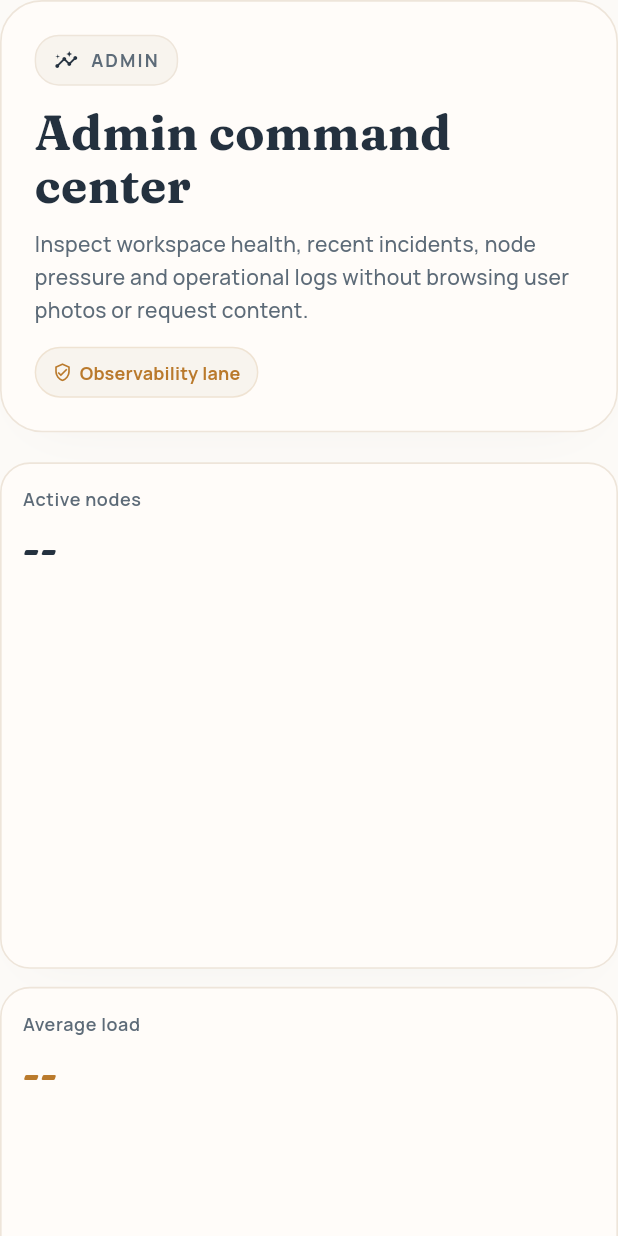
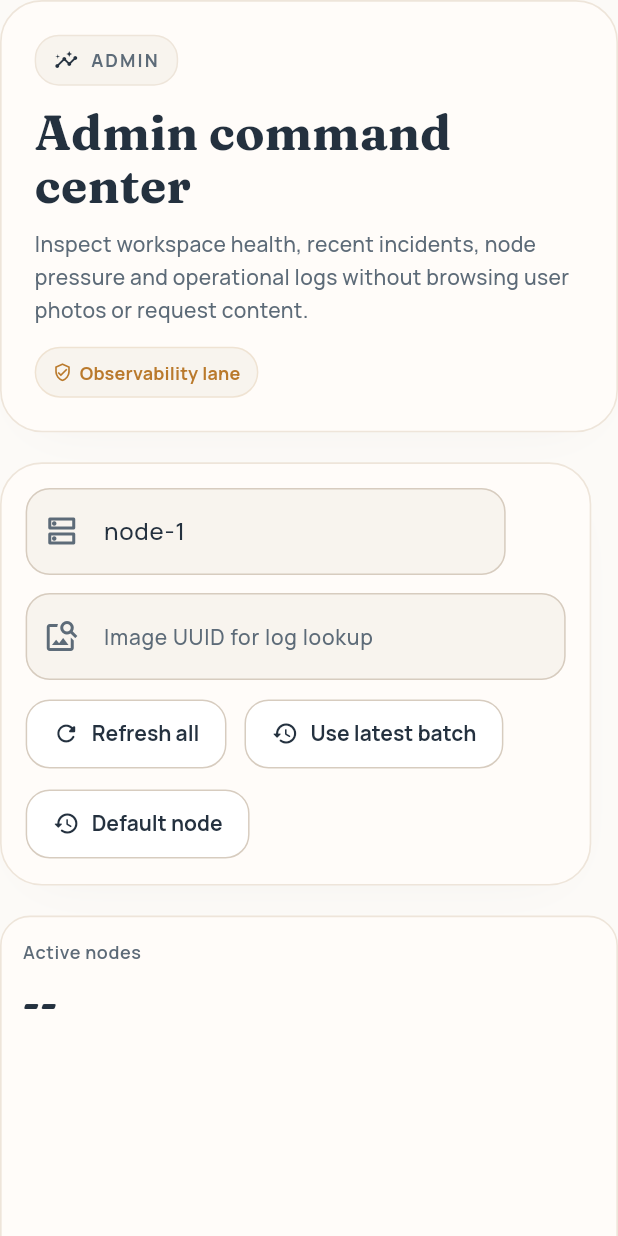
Before and after one commit to DistribuidosN/Frontend, a Flutter app: the AdminPage widget shown alone on an empty page, opened directly with empty values, on a phone screen of 412 x 824 dp. Run offline on Flutter 3.47's test engine with Material 3 defaults, Android fonts, the phone set to English and light mode, and no system bars; our stand-ins replace file_picker, flutter_svg, google_fonts, shared_preferences; missing offline and left inert: dart:html; accounts and stored records are empty; project files that could hold a hidden picture were left out.

Commit message:
fix: make admin dashboard refresh real data

```diff
--- a/flutter_app/lib/features/admin/presentation/admin_page.dart
+++ b/flutter_app/lib/features/admin/presentation/admin_page.dart
@@ -9,43 +9,115 @@ import 'package:imageflow_flutter/features/logs/domain/log_entry.dart';
 import 'package:imageflow_flutter/features/shell/domain/app_page.dart';
 import 'package:imageflow_flutter/shared/widgets/shared_widgets.dart';
 
-class AdminPage extends StatelessWidget {
+class AdminPage extends StatefulWidget {
   const AdminPage({super.key, required this.onNavigate});
 
   final ValueChanged<AppPage> onNavigate;
+
+  @override
+  State<AdminPage> createState() => _AdminPageState();
+}
+
+class _AdminPageState extends State<AdminPage> {
+  final TextEditingController _nodeIdController = TextEditingController();
+  final TextEditingController _imageUuidController = TextEditingController();
+  bool _initialized = false;
+
+  @override
+  void didChangeDependencies() {
+    super.didChangeDependencies();
+    if (_initialized) {
+      return;
+    }
+    final workspace = WorkspaceScope.of(context);
+    _nodeIdController.text = workspace.adminMetricNodeId;
+    final String initialImageUuid = workspace.adminLogImageUuid?.trim().isNotEmpty == true
+        ? workspace.adminLogImageUuid!.trim()
+        : workspace.latestBatchImages.isNotEmpty
+        ? workspace.latestBatchImages.first.imageUuid.trim()
+        : '';
+    _imageUuidController.text = initialImageUuid;
+    _initialized = true;
+    WidgetsBinding.instance.addPostFrameCallback((_) {
+      if (!mounted) {
+        return;
+      }
+      _refreshAll();
+    });
+  }
+
+  @override
+  void dispose() {
+    _nodeIdController.dispose();
+    _imageUuidController.dispose();
+    super.dispose();
+  }
+
+  Future<void> _refreshAll() async {
+    final workspace = WorkspaceScope.of(context);
+    final String nodeId = _nodeIdController.text.trim();
+    final String imageUuid = _imageUuidController.text.trim();
+
+    try {
+      await workspace.refreshAdminMetrics(
+        nodeId: nodeId.isEmpty ? null : nodeId,
+      );
+    } catch (_) {}
+
+    try {
+      await workspace.refreshAdminLogs(
+        imageUuid: imageUuid.isEmpty ? null : imageUuid,
+      );
+    } catch (_) {}
+  }
+
+  Future<void> _refreshMetrics() async {
+    final workspace = WorkspaceScope.of(context);
+    final messenger = ScaffoldMessenger.of(context);
+    final String nodeId = _nodeIdController.text.trim();
+    try {
+      await workspace.refreshAdminMetrics(
+        nodeId: nodeId.isEmpty ? null : nodeId,
+      );
+    } catch (error) {
+      if (!mounted) return;
+      messenger.showSnackBar(
+        SnackBar(content: Text('Could not refresh node metrics: $error')),
+      );
+    }
+  }
+
+  Future<void> _refreshLogs() async {
+    final workspace = WorkspaceScope.of(context);
+    final messenger = ScaffoldMessenger.of(context);
+    final String imageUuid = _imageUuidController.text.trim();
+    try {
+      await workspace.refreshAdminLogs(
+        imageUuid: imageUuid.isEmpty ? null : imageUuid,
+      );
+    } catch (error) {
+      if (!mounted) return;
+      messenger.showSnackBar(
+        SnackBar(content: Text('Could not refresh admin logs: $error')),
+      );
+    }
+  }
 
   @override
   Widget build(BuildContext context) {
     final workspace = WorkspaceScope.of(context);
     final List<AdminNodeMetric> nodes = workspace.adminNodeMetrics;
     final List<AdminAuditLog> logs = workspace.adminLogs;
-    final int activeNodes = nodes
-        .where((AdminNodeMetric node) => node.active)
-        .length;
-    final int errorLogs = logs
-        .where((AdminAuditLog log) => log.level == LogLevel.error)
-        .length;
-    final int warningLogs = logs
-        .where((AdminAuditLog log) => log.level == LogLevel.warning)
-        .length;
-    final int successLogs = logs
-        .where((AdminAuditLog log) => log.level == LogLevel.success)
-        .length;
-    final int infoLogs = logs
-        .where((AdminAuditLog log) => log.level == LogLevel.info)
-        .length;
+    final int activeNodes = nodes.where((AdminNodeMetric node) => node.active).length;
+    final int errorLogs = logs.where((AdminAuditLog log) => log.level == LogLevel.error).length;
+    final int warningLogs = logs.where((AdminAuditLog log) => log.level == LogLevel.warning).length;
+    final int successLogs = logs.where((AdminAuditLog log) => log.level == LogLevel.success).length;
+    final int infoLogs = logs.where((AdminAuditLog log) => log.level == LogLevel.info).length;
     final int avgLoad = nodes.isEmpty
         ? 0
-        : (nodes.fold<int>(
-                    0,
-                    (int acc, AdminNodeMetric node) => acc + node.load,
-                  ) /
-                  nodes.length)
+        : (nodes.fold<int>(0, (int acc, AdminNodeMetric node) => acc + node.load) / nodes.length)
             .round();
-    final int totalJobs = nodes.fold<int>(
-      0,
-      (int acc, AdminNodeMetric node) => acc + node.currentJobs,
-    );
+    final int totalJobs = nodes.fold<int>(0, (int acc, AdminNodeMetric node) => acc + node.currentJobs);
 
     return Column(
       crossAxisAlignment: CrossAxisAlignment.start,
@@ -60,6 +132,59 @@ class AdminPage extends StatelessWidget {
             color: AppTheme.goldDeep,
             background: AppTheme.sand,
             icon: Icons.verified_user_outlined,
+          ),
+        ),
+        const SizedBox(height: 20),
+        AppSurface(
+          radius: AppTheme.radii.xl,
+          child: Wrap(
+            spacing: 12,
+            runSpacing: 12,
+            crossAxisAlignment: WrapCrossAlignment.center,
+            children: <Widget>[
+              FilterField(
+                icon: Icons.dns_outlined,
+                label: 'Node ID for metrics lookup',
+                width: 320,
+                controller: _nodeIdController,
+                onSubmitted: (_) => _refreshMetrics(),
+              ),
+              FilterField(
+                icon: Icons.image_search_outlined,
+                label: 'Image UUID for log lookup',
+                width: 360,
+                controller: _imageUuidController,
+                onSubmitted: (_) => _refreshLogs(),
+              ),
+              ChipFilter(
+                icon: Icons.refresh_rounded,
+                label: 'Refresh all',
+                onPressed: _refreshAll,
+              ),
+              ChipFilter(
+                icon: Icons.history_rounded,
+                label: 'Use latest batch',
+                onPressed: workspace.latestBatchImages.isNotEmpty
+                    ? () {
+                        setState(() {
+                          _imageUuidController.text =
+                              workspace.latestBatchImages.first.imageUuid.trim();
+                        });
+                        _refreshLogs();
+                      }
+                    : null,
+              ),
+              ChipFilter(
+                icon: Icons.restore_rounded,
+                label: 'Default node',
+                onPressed: () {
+                  setState(() {
+                    _nodeIdController.text = workspace.adminMetricNodeId;
+                  });
+                  _refreshMetrics();
+                },
+              ),
+            ],
           ),
         ),
         const SizedBox(height: 20),
@@ -99,21 +224,21 @@ class AdminPage extends StatelessWidget {
               description: 'Review auth, batch and infrastructure events.',
               value: '${logs.length} events',
               icon: Icons.description_outlined,
-              onTap: () => onNavigate(AppPage.logs),
+              onTap: () => widget.onNavigate(AppPage.logs),
             ),
             _AdminActionCard(
               title: 'Node metrics',
               description: 'Inspect worker load, active jobs and heartbeats.',
               value: nodes.isEmpty ? 'No backend data yet' : '$totalJobs active jobs',
               icon: Icons.dns_outlined,
-              onTap: () => onNavigate(AppPage.nodes),
+              onTap: () => widget.onNavigate(AppPage.nodes),
             ),
             _AdminActionCard(
               title: 'System posture',
               description: 'Stay on health, capacity and event monitoring.',
               value: '$successLogs success signals',
               icon: Icons.shield_outlined,
-              onTap: () => onNavigate(AppPage.admin),
+              onTap: () => widget.onNavigate(AppPage.admin),
             ),
           ],
         ),
@@ -130,9 +255,7 @@ class AdminPage extends StatelessWidget {
                     ? '$errorLogs active errors'
                     : '$warningLogs warnings',
                 color: errorLogs > 0 ? AppTheme.red : AppTheme.goldDeep,
-                background: errorLogs > 0
-                    ? AppTheme.dangerSoft
-                    : AppTheme.sand,
+                background: errorLogs > 0 ? AppTheme.dangerSoft : AppTheme.sand,
               ),
               child: Column(
                 children: <Widget>[
@@ -234,9 +357,8 @@ class AdminPage extends StatelessWidget {
                                     children: <Widget>[
                                       Text(
                                         log.message,
-                                        style: Theme.of(context)
-                                            .textTheme
-                                            .bodyMedium,
+                                        style:
+                                            Theme.of(context).textTheme.bodyMedium,
                                       ),
                                       const SizedBox(height: 6),
                                       Text(
@@ -319,9 +441,10 @@ class _AdminActionCard extends StatelessWidget {
           const SizedBox(height: 8),
           Text(
             description,
-            style: Theme.of(
-              context,
-            ).textTheme.bodySmall?.copyWith(color: AppTheme.slate, height: 1.45),
+            style: Theme.of(context).textTheme.bodySmall?.copyWith(
+                  color: AppTheme.slate,
+                  height: 1.45,
+                ),
             maxLines: 3,
             overflow: TextOverflow.ellipsis,
           ),
@@ -381,9 +504,10 @@ class _MetricBarCard extends StatelessWidget {
           const SizedBox(height: 8),
           Text(
             subtitle,
-            style: Theme.of(
-              context,
-            ).textTheme.bodySmall?.copyWith(color: AppTheme.slate, height: 1.6),
+            style: Theme.of(context).textTheme.bodySmall?.copyWith(
+                  color: AppTheme.slate,
+                  height: 1.6,
+                ),
           ),
           const SizedBox(height: 18),
           ...items.map((item) {
```
Lines whose indentation alone changed are shown as unchanged.
